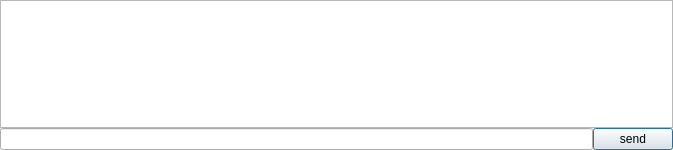
This is huggle/vandalnw.ui in huggle/huggle3-qt-lx as Qt 5 draws it before an edit. The edited form follows.
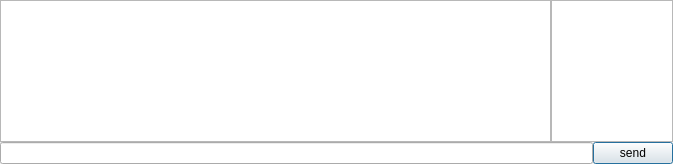
This is the edited form.

Commit message:
user list in han
may need some tweaks :o

The edit to the form file:
```diff
--- a/huggle/vandalnw.ui
+++ b/huggle/vandalnw.ui
@@ -7,7 +7,7 @@
     <x>0</x>
     <y>0</y>
     <width>673</width>
-    <height>150</height>
+    <height>164</height>
    </rect>
   </property>
   <property name="windowTitle">
@@ -22,18 +22,57 @@
      <number>0</number>
     </property>
     <item>
-     <widget class="QTextEdit" name="textEdit">
-      <property name="readOnly">
-       <bool>true</bool>
+     <layout class="QHBoxLayout" name="horizontalLayout_2">
+      <property name="spacing">
+       <number>0</number>
       </property>
-      <property name="html">
-       <string notr="true">&lt;!DOCTYPE HTML PUBLIC &quot;-//W3C//DTD HTML 4.0//EN&quot; &quot;http://www.w3.org/TR/REC-html40/strict.dtd&quot;&gt;
+      <item>
+       <widget class="QTextEdit" name="textEdit">
+        <property name="font">
+         <font>
+          <pointsize>8</pointsize>
+         </font>
+        </property>
+        <property name="readOnly">
+         <bool>true</bool>
+        </property>
+        <property name="html">
+         <string notr="true">&lt;!DOCTYPE HTML PUBLIC &quot;-//W3C//DTD HTML 4.0//EN&quot; &quot;http://www.w3.org/TR/REC-html40/strict.dtd&quot;&gt;
 &lt;html&gt;&lt;head&gt;&lt;meta name=&quot;qrichtext&quot; content=&quot;1&quot; /&gt;&lt;style type=&quot;text/css&quot;&gt;
 p, li { white-space: pre-wrap; }
-&lt;/style&gt;&lt;/head&gt;&lt;body style=&quot; font-family:'Sans Serif'; font-size:9pt; font-weight:400; font-style:normal;&quot;&gt;
-&lt;p style=&quot;-qt-paragraph-type:empty; margin-top:0px; margin-bottom:0px; margin-left:0px; margin-right:0px; -qt-block-indent:0; text-indent:0px;&quot;&gt;&lt;br /&gt;&lt;/p&gt;&lt;/body&gt;&lt;/html&gt;</string>
-      </property>
-     </widget>
+&lt;/style&gt;&lt;/head&gt;&lt;body style=&quot; font-family:'Sans'; font-size:8pt; font-weight:400; font-style:normal;&quot;&gt;
+&lt;p style=&quot;-qt-paragraph-type:empty; margin-top:0px; margin-bottom:0px; margin-left:0px; margin-right:0px; -qt-block-indent:0; text-indent:0px; font-family:'Sans Serif'; font-size:9pt;&quot;&gt;&lt;br /&gt;&lt;/p&gt;&lt;/body&gt;&lt;/html&gt;</string>
+        </property>
+       </widget>
+      </item>
+      <item>
+       <widget class="QTableWidget" name="tableWidget">
+        <property name="sizePolicy">
+         <sizepolicy hsizetype="Fixed" vsizetype="Expanding">
+          <horstretch>0</horstretch>
+          <verstretch>0</verstretch>
+         </sizepolicy>
+        </property>
+        <property name="minimumSize">
+         <size>
+          <width>80</width>
+          <height>0</height>
+         </size>
+        </property>
+        <property name="maximumSize">
+         <size>
+          <width>122</width>
+          <height>16777215</height>
+         </size>
+        </property>
+        <property name="font">
+         <font>
+          <pointsize>8</pointsize>
+         </font>
+        </property>
+       </widget>
+      </item>
+     </layout>
     </item>
     <item>
      <layout class="QHBoxLayout" name="horizontalLayout">
```
Left out of the diff: 11 changed lines with no effect on the pictures. The commit also changes 1 other file.
